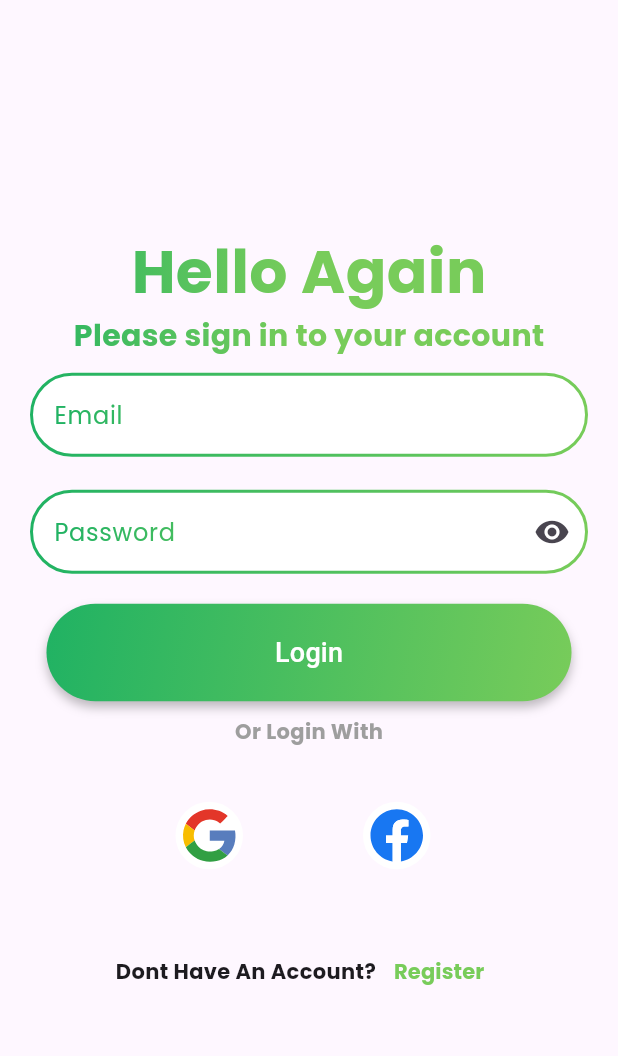
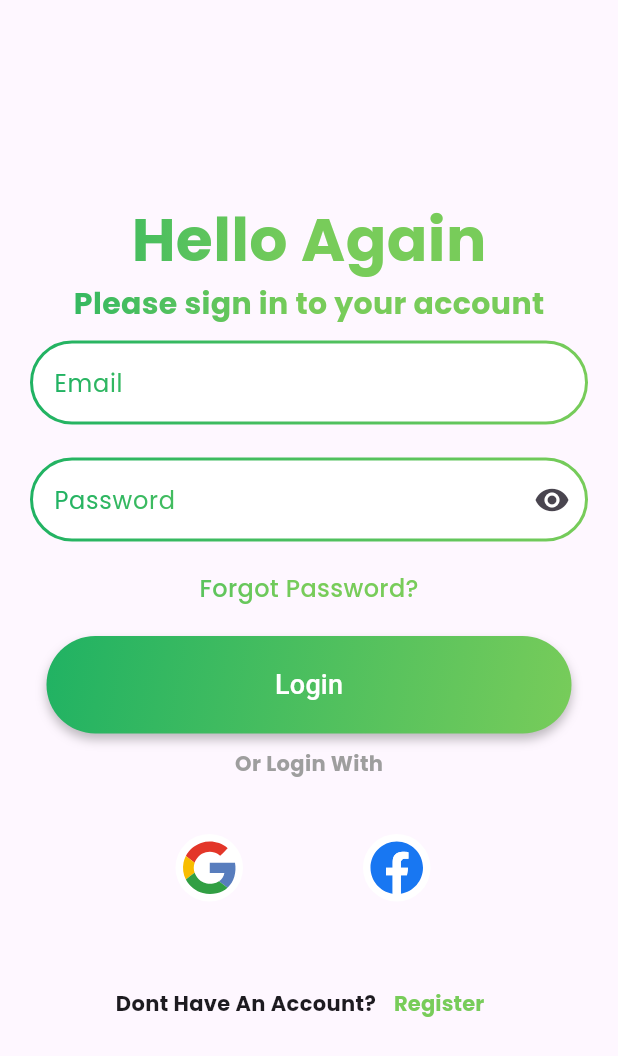
Before and after one commit to MuhammadAthalla/MELON-TVANMUDA, a Flutter app: the screen it shows after launch, on a phone screen of 412 x 824 dp. Shown: the top 1056 px of the screen. Run offline on Flutter 3.47's test engine with Material 3 defaults, Android fonts, the phone set to English and light mode, and no system bars; our stand-ins replace cloud_firestore, connectivity, firebase_auth, firebase_core, flutter_svg, google_fonts and 2 more; accounts and stored records are empty; project files that could hold a hidden picture were left out.

Commit message:
forgot password

```diff
--- a/lib/authentication/login.dart
+++ b/lib/authentication/login.dart
@@ -6,6 +6,7 @@ import 'package:flutter/material.dart';
 import 'package:flutter_svg/flutter_svg.dart';
 import 'package:google_fonts/google_fonts.dart';
 import 'package:gradient_borders/gradient_borders.dart';
+import 'package:ujikomtvanmuda/authentication/forgot.dart';
 import 'package:ujikomtvanmuda/authentication/register.dart';
 import 'package:ujikomtvanmuda/home/homeScreen.dart';
 import 'package:ujikomtvanmuda/home/profile.dart';
@@ -49,6 +50,7 @@ class _LoginPageState extends State<LoginPage> {
 
     return Scaffold(
       body: Center(
+        child: SingleChildScrollView(
           child: Padding(
             padding: EdgeInsets.symmetric(horizontal: 20),
             child: Form(
@@ -76,8 +78,10 @@ class _LoginPageState extends State<LoginPage> {
                         fillColor: Colors.white,
                         enabled: true,
                         border: GradientOutlineInputBorder(
-                          gradient: LinearGradient(
-                              colors: [Color(0xFF20B263), Color(0x0ff78CC5A)]),
+                            gradient: LinearGradient(colors: [
+                              Color(0xFF20B263),
+                              Color(0x0ff78CC5A)
+                            ]),
                             width: 2,
                             borderRadius:
                                 BorderRadius.all(const Radius.circular(44.0))),
@@ -121,8 +125,10 @@ class _LoginPageState extends State<LoginPage> {
                         fillColor: Colors.white,
                         enabled: true,
                         border: GradientOutlineInputBorder(
-                          gradient: LinearGradient(
-                              colors: [Color(0xFF20B263), Color(0x0ff78CC5A)]),
+                            gradient: LinearGradient(colors: [
+                              Color(0xFF20B263),
+                              Color(0x0ff78CC5A)
+                            ]),
                             width: 2,
                             borderRadius:
                                 BorderRadius.all(const Radius.circular(44.0))),
@@ -141,7 +147,29 @@ class _LoginPageState extends State<LoginPage> {
                     },
                     keyboardType: TextInputType.emailAddress,
                   ),
-                SizedBox(
+                  const SizedBox(
+                    height: 20,
+                  ),
+                  Align(
+                    alignment: Alignment.center,
+                    child: InkWell(
+                      onTap: () {
+                        Navigator.push(
+                            context,
+                            MaterialPageRoute(
+                                builder: (context) =>
+                                    const ForgotPassssword()));
+                      },
+                      child: Text(
+                        "Forgot Password?",
+                        style: GoogleFonts.poppins(
+                            fontSize: 16,
+                            fontWeight: FontWeight.w500,
+                            foreground: Paint()..shader = linear),
+                      ),
+                    ),
+                  ),
+                  const SizedBox(
                     height: 20,
                   ),
                   Container(
@@ -168,7 +196,8 @@ class _LoginPageState extends State<LoginPage> {
                     ),
                     child: ElevatedButton(
                       style: ButtonStyle(
-                      shape: MaterialStateProperty.all<RoundedRectangleBorder>(
+                        shape:
+                            MaterialStateProperty.all<RoundedRectangleBorder>(
                           RoundedRectangleBorder(
                             borderRadius: BorderRadius.circular(20.0),
                           ),
@@ -228,7 +257,8 @@ class _LoginPageState extends State<LoginPage> {
                       ),
                       TextButton(
                           onPressed: () {
-                          Navigator.pushNamed(context, RegisterPage.routeName);
+                            Navigator.pushNamed(
+                                context, RegisterPage.routeName);
                           },
                           child: Text(
                             'Register',
@@ -239,6 +269,7 @@ class _LoginPageState extends State<LoginPage> {
                     ],
                   )
                 ],
+              ),
             ),
           ),
         ),
```
Also changed, not shown: lib/authentication/forgot.dart (added, +92 -0 lines). Lines whose indentation alone changed are shown as unchanged.
